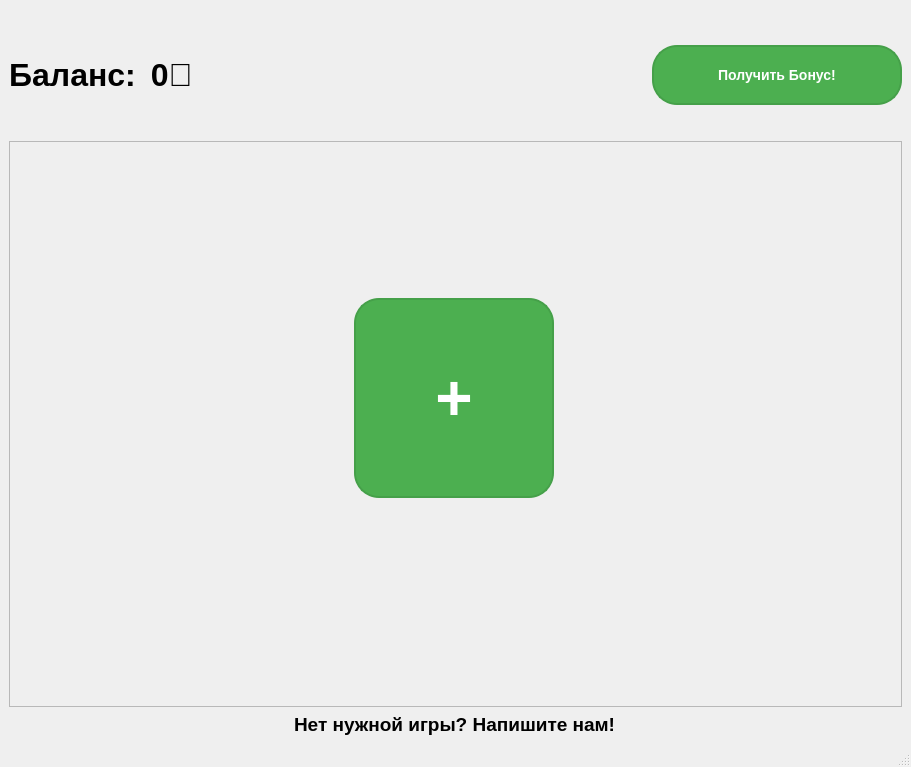
The window that mainwindow.ui (XooWI/SlashGames) describes before a commit, drawn with Qt 5.
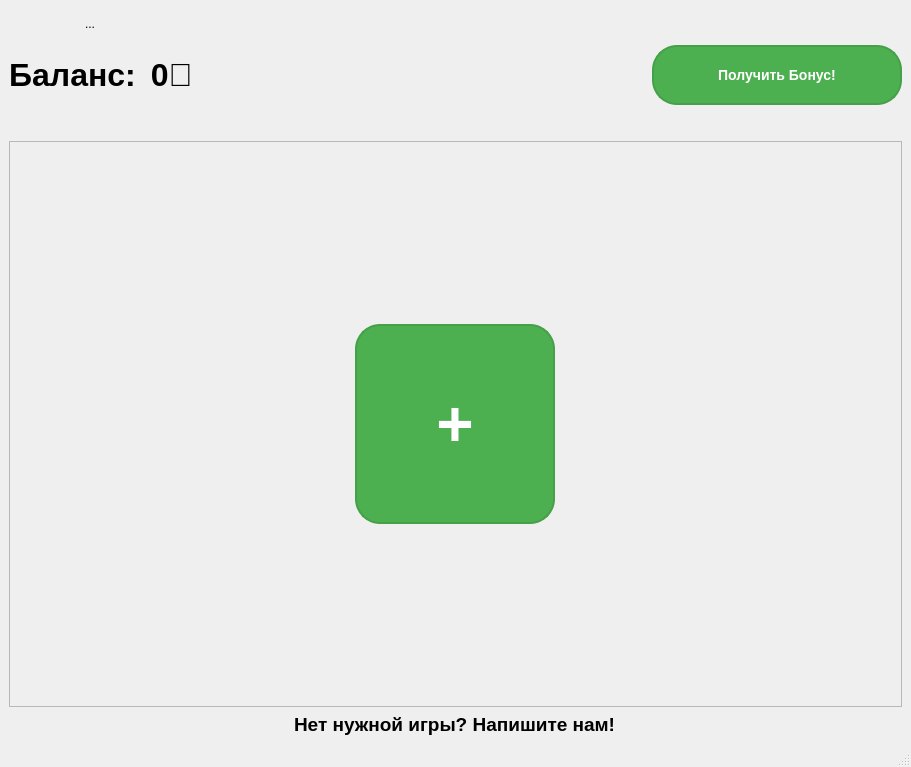
The same window after the commit. Icons and pictures are not drawn.

```diff
--- a/mainwindow.ui
+++ b/mainwindow.ui
@@ -191,7 +191,7 @@
        <enum>Qt::ScrollBarAlwaysOff</enum>
       </property>
       <property name="widgetResizable">
-       <bool>false</bool>
+       <bool>true</bool>
       </property>
       <widget class="QWidget" name="gamesContainer">
        <property name="geometry">
@@ -199,7 +199,7 @@
          <x>0</x>
          <y>0</y>
          <width>889</width>
-         <height>512</height>
+         <height>509</height>
         </rect>
        </property>
        <layout class="QGridLayout" name="gamesGridLayout">
@@ -280,64 +280,7 @@
     </item>
     <item row="0" column="1" rowspan="3">
      <layout class="QGridLayout" name="gridLayout_3">
-      <item row="0" column="0" alignment="Qt::AlignLeft">
-       <widget class="QPushButton" name="FaQButton">
-        <property name="sizePolicy">
-         <sizepolicy hsizetype="Minimum" vsizetype="Minimum">
-          <horstretch>0</horstretch>
-          <verstretch>0</verstretch>
-         </sizepolicy>
-        </property>
-        <property name="minimumSize">
-         <size>
-          <width>30</width>
-          <height>30</height>
-         </size>
-        </property>
-        <property name="maximumSize">
-         <size>
-          <width>50</width>
-          <height>50</height>
-         </size>
-        </property>
-        <property name="sizeIncrement">
-         <size>
-          <width>0</width>
-          <height>0</height>
-         </size>
-        </property>
-        <property name="toolTip">
-         <string>FaQ and guide
-In development...</string>
-        </property>
-        <property name="styleSheet">
-         <string notr="true">QPushButton {
-    background: transparent;
-    border: none;
-}
-QPushButton:hover {
-    background: rgba(255, 255, 255, 0.1);
-}
-QPushButton:pressed {
-    background: rgba(255, 255, 255, 0.2);
-}</string>
-        </property>
-        <property name="text">
-         <string/>
-        </property>
-        <property name="icon">
-         <iconset resource="resources.qrc">
-          <normaloff>:/resources/faq_dark.png</normaloff>:/resources/faq_dark.png</iconset>
-        </property>
-        <property name="iconSize">
-         <size>
-          <width>30</width>
-          <height>30</height>
-         </size>
-        </property>
-       </widget>
-      </item>
-      <item row="0" column="1" alignment="Qt::AlignRight">
+      <item row="0" column="6" alignment="Qt::AlignRight">
        <widget class="QPushButton" name="themeButton">
         <property name="enabled">
          <bool>true</bool>
@@ -396,6 +339,107 @@
         </property>
        </widget>
       </item>
+      <item row="0" column="5">
+       <widget class="QToolButton" name="accountButton">
+        <property name="minimumSize">
+         <size>
+          <width>30</width>
+          <height>30</height>
+         </size>
+        </property>
+        <property name="maximumSize">
+         <size>
+          <width>50</width>
+          <height>50</height>
+         </size>
+        </property>
+        <property name="styleSheet">
+         <string notr="true">QToolButton {
+    background: transparent;
+    border: none;
+}
+QToolButton:hover {
+    background: rgba(255, 255, 255, 0.1);
+}
+QToolButton:pressed {
+    background: rgba(255, 255, 255, 0.2);
+}</string>
+        </property>
+        <property name="text">
+         <string>...</string>
+        </property>
+        <property name="icon">
+         <iconset resource="resources.qrc">
+          <normaloff>:/resources/user_for_light.png</normaloff>:/resources/user_for_light.png</iconset>
+        </property>
+        <property name="iconSize">
+         <size>
+          <width>30</width>
+          <height>30</height>
+         </size>
+        </property>
+        <property name="popupMode">
+         <enum>QToolButton::InstantPopup</enum>
+        </property>
+       </widget>
+      </item>
+      <item row="0" column="4">
+       <widget class="QPushButton" name="FaQButton">
+        <property name="sizePolicy">
+         <sizepolicy hsizetype="Minimum" vsizetype="Minimum">
+          <horstretch>0</horstretch>
+          <verstretch>0</verstretch>
+         </sizepolicy>
+        </property>
+        <property name="minimumSize">
+         <size>
+          <width>30</width>
+          <height>30</height>
+         </size>
+        </property>
+        <property name="maximumSize">
+         <size>
+          <width>50</width>
+          <height>50</height>
+         </size>
+        </property>
+        <property name="sizeIncrement">
+         <size>
+          <width>0</width>
+          <height>0</height>
+         </size>
+        </property>
+        <property name="toolTip">
+         <string>FaQ and guide
+In development...</string>
+        </property>
+        <property name="styleSheet">
+         <string notr="true">QPushButton {
+    background: transparent;
+    border: none;
+}
+QPushButton:hover {
+    background: rgba(255, 255, 255, 0.1);
+}
+QPushButton:pressed {
+    background: rgba(255, 255, 255, 0.2);
+}</string>
+        </property>
+        <property name="text">
+         <string/>
+        </property>
+        <property name="icon">
+         <iconset resource="resources.qrc">
+          <normaloff>:/resources/faq_for_light.png</normaloff>:/resources/faq_for_light.png</iconset>
+        </property>
+        <property name="iconSize">
+         <size>
+          <width>30</width>
+          <height>30</height>
+         </size>
+        </property>
+       </widget>
+      </item>
      </layout>
     </item>
    </layout>
```
Left out of the diff: 2 changed lines with no effect on the pictures.
